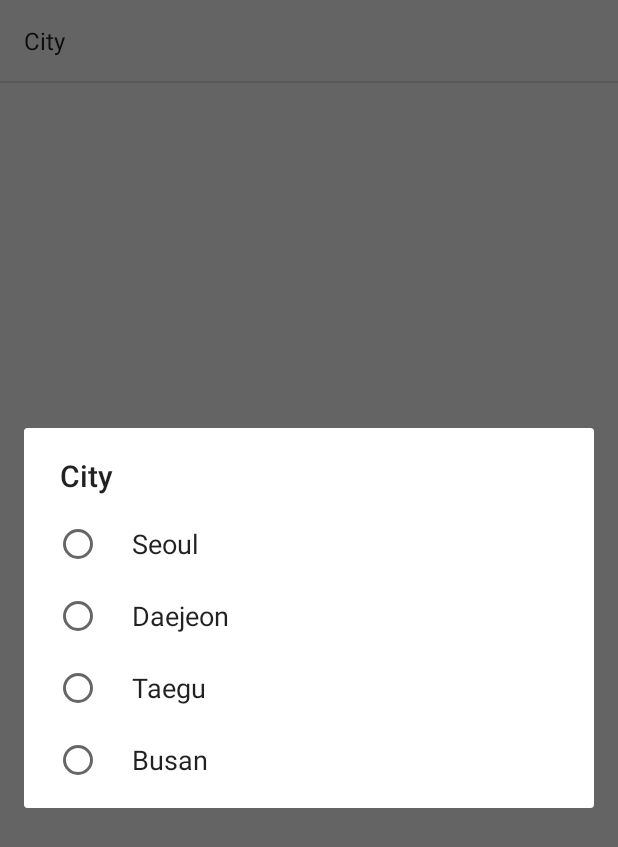
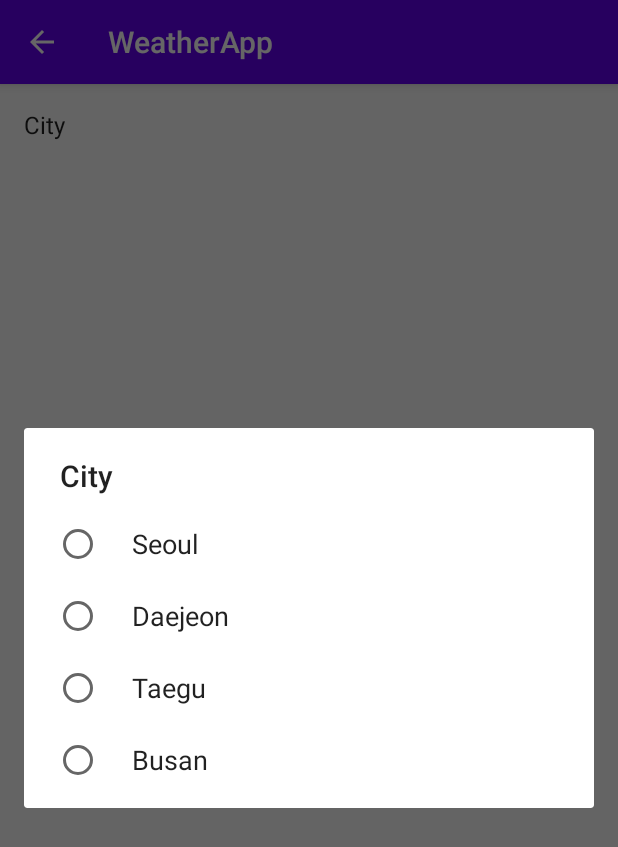
Before and after one commit to rasauq1122/2020oss_repo, an Android app: the SettingActivity screen opened directly, with no data from a screen before it, after a tap on "City", on a phone screen of 412 x 824 dp. Shown: the top 847 px of the screen. Run offline under Robolectric (Android 15) with nearby library versions, the phone set to English and light mode, and no system bars.

Commit message:
7th : SettingActivity

```diff
--- a/7th/app/src/main/java/com/example/weatherapp/SettingActivity.java
+++ b/7th/app/src/main/java/com/example/weatherapp/SettingActivity.java
@@ -1,12 +1,27 @@
 package com.example.weatherapp;
 
+import android.app.AppComponentFactory;
 import android.os.Bundle;
 import android.preference.PreferenceActivity;
+import android.view.MenuItem;
 
-public class SettingActivity extends PreferenceActivity {
+import androidx.appcompat.app.AppCompatActivity;
+
+public class SettingActivity extends AppCompatActivity {
     @Override
     protected void onCreate(Bundle savedInstanceState) {
         super.onCreate(savedInstanceState);
-        addPreferencesFromResource(R.xml.preferences);
+        setContentView(R.layout.activity_setting);
+        getSupportActionBar().setDisplayHomeAsUpEnabled(true);
+    }
+
+    @Override
+    public boolean onOptionsItemSelected(MenuItem item) {
+        switch (item.getItemId()) {
+            case android.R.id.home:
+                finish();
+                return true;
+        }
+        return super.onOptionsItemSelected(item);
     }
 }
--- /dev/null
+++ b/7th/app/src/main/java/com/example/weatherapp/SettingPreferenceFragment.java
@@ -0,0 +1,13 @@
+package com.example.weatherapp;
+
+import android.os.Bundle;
+import android.preference.PreferenceFragment;
+
+public class    SettingPreferenceFragment extends PreferenceFragment {
+
+    @Override
+    public void onCreate(Bundle savedInstanceState) {
+        super.onCreate(savedInstanceState);
+        addPreferencesFromResource(R.xml.preferences);
+    }
+}
--- /dev/null
+++ b/7th/app/src/main/res/layout/activity_setting.xml
@@ -0,0 +1,14 @@
+<?xml version="1.0" encoding="utf-8"?>
+<androidx.constraintlayout.widget.ConstraintLayout xmlns:android="http://schemas.android.com/apk/res/android"
+    xmlns:app="http://schemas.android.com/apk/res-auto"
+    android:layout_width="match_parent"
+    android:layout_height="match_parent">
+
+    <fragment
+        android:id="@+id/fragment"
+        android:name="com.example.weatherapp.SettingPreferenceFragment"
+        android:layout_width="wrap_content"
+        android:layout_height="wrap_content"
+        app:layout_constraintStart_toStartOf="parent"
+        app:layout_constraintTop_toTopOf="parent" />
+</androidx.constraintlayout.widget.ConstraintLayout>
```
